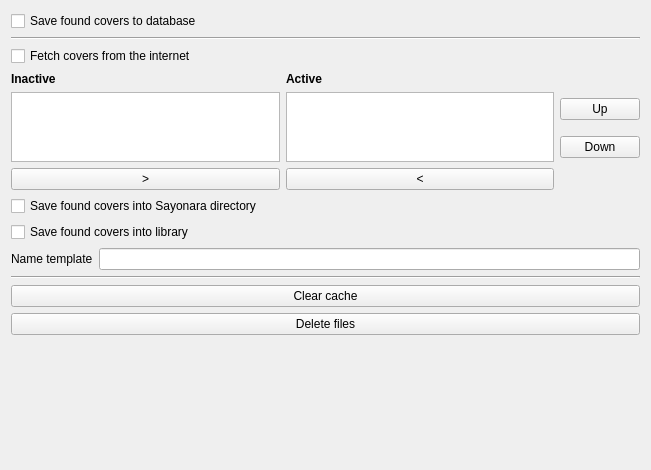
First picture: the form in src/GUI/Preferences/Covers/GUI_Covers.ui, repository Inferno214221/sayonara-player, before the edit.
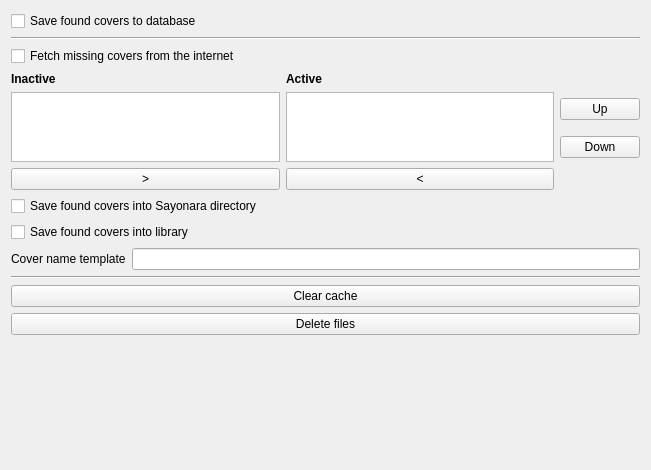
Second picture: the form after the edit.

The edit to the form file:
```diff
--- a/src/GUI/Preferences/Covers/GUI_Covers.ui
+++ b/src/GUI/Preferences/Covers/GUI_Covers.ui
@@ -29,7 +29,7 @@
      <item>
       <widget class="QLabel" name="lab_cover_template">
        <property name="text">
-        <string>Name template</string>
+        <string>Cover name template</string>
        </property>
       </widget>
      </item>
@@ -144,7 +144,7 @@
    <item row="5" column="0">
     <widget class="QCheckBox" name="cb_fetch_from_www">
      <property name="text">
-      <string>Fetch covers from the internet</string>
+      <string>Fetch missing covers from the internet</string>
      </property>
     </widget>
    </item>
```
